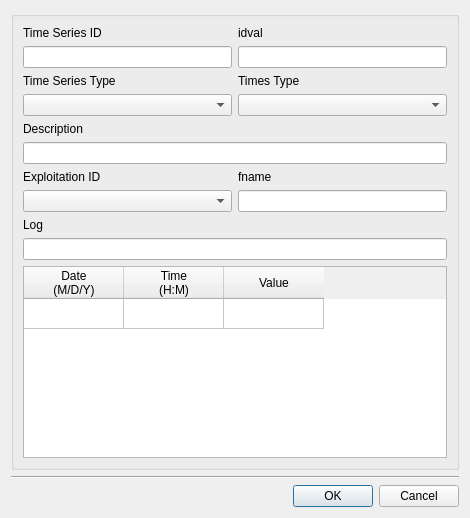
Old version of the form core/ui/toolbars/epa/nonvisual_timeseries.ui in the repository Giswater/giswater_qgis_plugin.
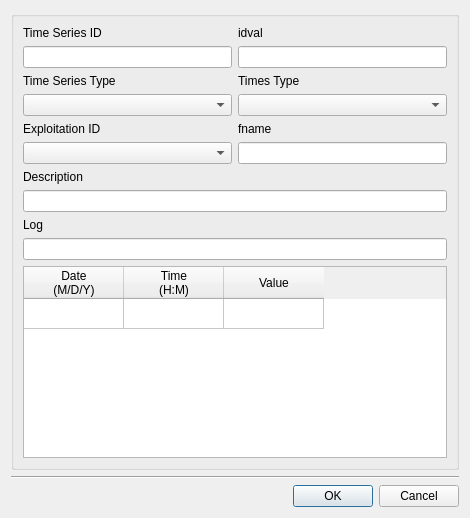
New version of the form.

Commit message: Add logic to timeseries dialog & Bug fix: set edit_triggers to tableviews #859

Diff of the .ui file:
```diff
--- a/core/ui/toolbars/epa/nonvisual_timeseries.ui
+++ b/core/ui/toolbars/epa/nonvisual_timeseries.ui
@@ -69,9 +69,16 @@
      <layout class="QGridLayout" name="gridLayout">
       <item row="0" column="0" colspan="2">
        <layout class="QGridLayout" name="gridLayout_2">
-        <item row="8" column="0">
+        <item row="6" column="0">
          <widget class="QComboBox" name="cmb_expl_id"/>
         </item>
+        <item row="0" column="1">
+         <widget class="QLabel" name="label_4">
+          <property name="text">
+           <string>idval</string>
+          </property>
+         </widget>
+        </item>
         <item row="1" column="0">
          <widget class="QLineEdit" name="txt_id">
           <property name="sizePolicy">
@@ -85,9 +92,6 @@
         <item row="4" column="1">
          <widget class="QComboBox" name="cmb_times_type"/>
         </item>
-        <item row="10" column="0" colspan="2">
-         <widget class="QLineEdit" name="txt_log"/>
-        </item>
         <item row="0" column="0">
          <widget class="QLabel" name="lbl_curve_id">
           <property name="sizePolicy">
@@ -108,43 +112,19 @@
           </property>
          </widget>
         </item>
-        <item row="8" column="1">
-         <widget class="QLineEdit" name="txt_fname">
-          <property name="sizePolicy">
-           <sizepolicy hsizetype="Preferred" vsizetype="Fixed">
-            <horstretch>0</horstretch>
-            <verstretch>0</verstretch>
-           </sizepolicy>
-          </property>
-         </widget>
-        </item>
         <item row="4" column="0">
          <widget class="QComboBox" name="cmb_timeser_type"/>
         </item>
-        <item row="6" column="0" colspan="2">
+        <item row="8" column="0" colspan="2">
          <widget class="QLineEdit" name="txt_descript"/>
         </item>
-        <item row="9" column="0" colspan="2">
-         <widget class="QLabel" name="label_6">
-          <property name="text">
-           <string>Log</string>
-          </property>
-         </widget>
-        </item>
-        <item row="5" column="0" colspan="2">
+        <item row="7" column="0" colspan="2">
          <widget class="QLabel" name="label_2">
           <property name="text">
            <string>Description</string>
           </property>
          </widget>
         </item>
-        <item row="7" column="1">
-         <widget class="QLabel" name="label_5">
-          <property name="text">
-           <string>fname</string>
-          </property>
-         </widget>
-        </item>
         <item row="3" column="0">
          <widget class="QLabel" name="lbl_descript">
           <property name="sizePolicy">
@@ -168,17 +148,37 @@
           </property>
          </widget>
         </item>
-        <item row="7" column="0">
+        <item row="5" column="0">
          <widget class="QLabel" name="label_3">
           <property name="text">
            <string>Exploitation ID</string>
           </property>
          </widget>
         </item>
-        <item row="0" column="1">
-         <widget class="QLabel" name="label_4">
+        <item row="6" column="1">
+         <widget class="QLineEdit" name="txt_fname">
+          <property name="sizePolicy">
+           <sizepolicy hsizetype="Preferred" vsizetype="Fixed">
+            <horstretch>0</horstretch>
+            <verstretch>0</verstretch>
+           </sizepolicy>
+          </property>
+         </widget>
+        </item>
+        <item row="5" column="1">
+         <widget class="QLabel" name="label_5">
           <property name="text">
-           <string>idval</string>
+           <string>fname</string>
+          </property>
+         </widget>
+        </item>
+        <item row="10" column="0" colspan="2">
+         <widget class="QLineEdit" name="txt_log"/>
+        </item>
+        <item row="9" column="0" colspan="2">
+         <widget class="QLabel" name="label_6">
+          <property name="text">
+           <string>Log</string>
           </property>
          </widget>
         </item>
```
The commit also changes 1 other file.
